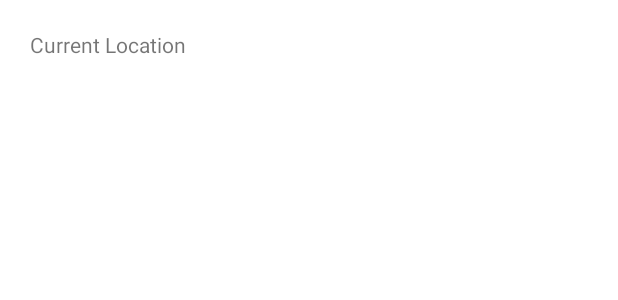
After one commit to thaveeshaK/SGMedicalServices, an Android app: the layout activity_location_share.xml on its own in the app's theme, with its tools: preview values and no code run, on a phone screen of 412 x 824 dp. The commit adds this screen. Shown: the top 300 px of the screen. Run offline under Robolectric (Android 15) with nearby library versions, the phone set to English and light mode, and no system bars.

Commit message:
Location Share Branch initial commit

```diff
--- a/app/build.gradle
+++ b/app/build.gradle
@@ -55,4 +55,7 @@ dependencies {
     //Materials Dependency
     implementation 'com.google.android.material:material:1.6.0-alpha02'
 
+    //Google Location Services Dependency
+    implementation 'com.google.android.gms:play-services-location:18.0.0'
+
 }
--- /dev/null
+++ b/app/src/main/res/layout/activity_location_share.xml
@@ -0,0 +1,31 @@
+<?xml version="1.0" encoding="utf-8"?>
+<LinearLayout xmlns:android="http://schemas.android.com/apk/res/android"
+    xmlns:app="http://schemas.android.com/apk/res-auto"
+    xmlns:tools="http://schemas.android.com/tools"
+    android:layout_width="match_parent"
+    android:layout_height="match_parent"
+    tools:context=".LocationShareActivity"
+    android:orientation="vertical"
+    android:padding="20dp">
+
+    <LinearLayout
+        android:layout_width="match_parent"
+        android:layout_height="wrap_content"
+        android:orientation="horizontal">
+
+        <TextView
+            android:id="@+id/txtCurrentLocationLabel"
+            android:layout_width="match_parent"
+            android:layout_height="wrap_content"
+            android:text="Current Location"
+            android:layout_weight="0.5"/>
+
+        <TextView
+            android:id="@+id/txtCurrentLocation"
+            android:layout_width="match_parent"
+            android:layout_height="wrap_content"
+            android:text=""
+            android:layout_weight="0.5"/>
+    </LinearLayout>
+
+</LinearLayout>
```
Also changed, not shown: app/src/main/AndroidManifest.xml (+8 -4 lines), app/src/main/java/me/sanesh/healthcareapp/LocationShareActivity.java (added, +89 -0 lines), app/src/main/java/me/sanesh/healthcareapp/MainActivity.java (+10 -1 lines).
